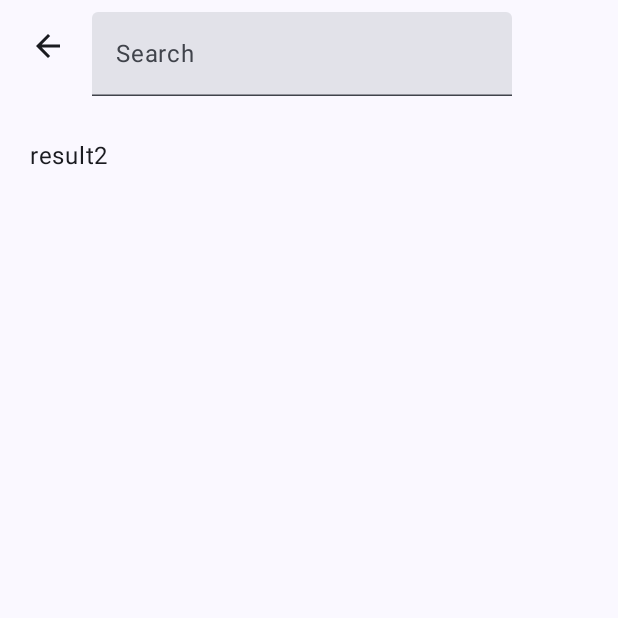
After one commit to ZaraB-hub/NotesApp, an Android app built with Jetpack Compose: the SearchScreen screen opened through its navigation route, on a phone screen of 412 x 824 dp, the top half of it. The commit adds this screen. Run offline under Robolectric (Android 15) with nearby library versions, the phone set to English and light mode, and no system bars.

Commit message:
SearchScreen

```diff
--- a/app/src/main/java/com/example/notesapp/HomeScreen.kt
+++ b/app/src/main/java/com/example/notesapp/HomeScreen.kt
@@ -1,8 +1,11 @@
 package com.example.notesapp
 
 import android.content.res.Configuration
+import android.widget.Toast
+import androidx.compose.foundation.ExperimentalFoundationApi
 import androidx.compose.foundation.background
-import androidx.compose.foundation.clickable
+import androidx.compose.foundation.border
+import androidx.compose.foundation.combinedClickable
 import androidx.compose.foundation.layout.*
 import androidx.compose.foundation.lazy.LazyColumn
 import androidx.compose.foundation.lazy.items
@@ -15,6 +18,9 @@ import androidx.compose.runtime.*
 import androidx.compose.ui.Alignment
 import androidx.compose.ui.Modifier
 import androidx.compose.ui.graphics.Color
+import androidx.compose.ui.input.pointer.pointerInput
+import androidx.compose.ui.layout.ModifierInfo
+import androidx.compose.ui.platform.LocalContext
 import androidx.compose.ui.text.font.FontWeight
 import androidx.compose.ui.text.style.TextOverflow
 import androidx.compose.ui.tooling.preview.Preview
@@ -35,10 +41,12 @@ fun HomeScreen(
 @Composable
 fun MyApp(navController: NavController,modifier: Modifier = Modifier) {
 
+    val noteRepository=NoteRepository(notesList)
+
     Surface(color = Color.Blue.copy(alpha = .1f)) {
         Box(modifier.fillMaxSize()) {
             Column(Modifier.fillMaxSize()) {
-                MainTopBar()
+                MainTopBar(navController=navController)
                 NotesList(notesList = notesList,navController=navController)
             }
             Row(
@@ -50,10 +58,8 @@ fun MyApp(navController: NavController,modifier: Modifier = Modifier) {
                 horizontalArrangement = Arrangement.End
             ) {
                 FloatingActionButton(onClick = {
-                    val newNote = Note()
-                    notesList.add(newNote)
+                    val newNote = noteRepository.addNewNote()
                     navController.currentBackStackEntry?.savedStateHandle?.set("note",newNote)
-//                    navController.currentBackStackEntry?.savedStateHandle?.remove<Note>("note")
                     navController.navigate(route=Screen.Note.route) }, shape = CircleShape, modifier = Modifier
                     .width(60.dp)
                     .height(60.dp), containerColor = Color.hsl(270f,0.5f,0.75f), contentColor = Color.White) {
@@ -65,16 +71,35 @@ fun MyApp(navController: NavController,modifier: Modifier = Modifier) {
 }
 
 
+@OptIn(ExperimentalFoundationApi::class)
 @Composable
 fun NoteCustom(note: Note,navController: NavController) {
+    val context  = LocalContext.current
+    val noteRepository=NoteRepository(notesList)
+
     Surface(
         color = Color.White,
         shape = RoundedCornerShape(15),
         modifier = Modifier
             .padding(vertical = 4.dp, horizontal = 8.dp)
-            .clickable {
-                navController.currentBackStackEntry?.savedStateHandle?.set("note",note)
-                navController.navigate(route = Screen.Note.route) }
+            .combinedClickable(
+                onClick = {
+                    navController.currentBackStackEntry?.savedStateHandle?.set("note", note)
+                    navController.navigate(route = Screen.Note.route)
+                },
+                onLongClick = {
+                    notesList.remove(note)
+                    Toast
+                        .makeText(
+                            context,
+                            "Note deleted",
+                            Toast.LENGTH_LONG
+                        )
+                        .show()
+                }
+            )
+
+
 
     ) {
         Column(
@@ -108,14 +133,14 @@ fun NoteCustom(note: Note,navController: NavController) {
 fun NotesList(notesList:List<Note>,navController: NavController){
     LazyColumn(contentPadding = PaddingValues(12.dp),
         verticalArrangement = Arrangement.spacedBy(4.dp)) {
-        items(notesList){
+        items(notesList ){
                 note->NoteCustom(note = note, navController = navController)
             // Divider(color=Color.LightGray.copy(alpha = 0.8f), thickness = 2.dp)
         }
     }
 }
 @Composable
-fun MainTopBar(){
+fun MainTopBar(navController: NavController){
     CenterAlignedTopAppBar(
         title = {
             Text(
@@ -126,7 +151,8 @@ fun MainTopBar(){
             )
         },
         navigationIcon = {
-            IconButton(onClick = { /* doSomething() */ }) {
+            var expanded by remember { mutableStateOf(false) }
+            IconButton(onClick = { expanded=true }) {
                 Icon(
                     imageVector = Icons.Filled.Menu,
                     contentDescription = "Localized description",
@@ -135,9 +161,10 @@ fun MainTopBar(){
 
                 )
             }
+
         },
         actions = {
-            IconButton(onClick = { /* doSomething() */ }) {
+            IconButton(onClick = { navController.navigate(route=Screen.Search.route) }) {
                 Icon(
                     imageVector = Icons.Filled.Search,
                     contentDescription = "Localized description",
@@ -193,3 +220,25 @@ fun Bottom(){
             }
 
         }
+
+
+@Preview (showSystemUi = true)
+@Composable
+fun NavDrawer(
+) {
+    Box(modifier = Modifier
+        .fillMaxHeight()
+        .width(300.dp)
+        .padding(top = 20.dp, end = 100.dp) ){
+        Column (modifier = Modifier.fillMaxWidth().padding(horizontal = 20.dp)){
+            Text(text = "NotesApp", fontSize = 20.sp,modifier = Modifier.padding(start = 10.dp))
+            Spacer(modifier = Modifier.padding(8.dp))
+            Divider(thickness = 0.5.dp,color = Color.Gray)
+            Spacer(modifier = Modifier.padding(7.dp))
+            Text(text = "Notes",modifier = Modifier.padding(start = 10.dp))
+            Spacer(modifier = Modifier.padding(5.dp))
+            Text(text = "Create/Edit folders",modifier = Modifier.padding(start = 10.dp))
+        }
+    }
+
+}
--- a/app/src/main/java/com/example/notesapp/NavGraph.kt
+++ b/app/src/main/java/com/example/notesapp/NavGraph.kt
@@ -17,10 +17,11 @@ fun SetupNavGraph(
 //        ){
 //            SplashScreen(navController=navController)
 //        }
-        composable(
-            route=Screen.Home.route
-        ){
+        composable(route=Screen.Home.route){
             HomeScreen(navController=navController)
+        }
+        composable(route=Screen.Search.route){
+            SearchScreen(navController=navController)
         }
         composable(
             route=Screen.Note.route
--- a/app/src/main/java/com/example/notesapp/Note.kt
+++ b/app/src/main/java/com/example/notesapp/Note.kt
@@ -14,7 +14,7 @@
 }
 
 var notesList = mutableListOf(
-    Note(title = "Bela", body = "My name is Bela", timestamp = Date()),
+    Note(title = "Bela", body = "My name is Bela", timestamp = Date(58437593)),
     Note(title = "Zara", body = "My name is Zara", timestamp = Date()),
     Note(title = "Zlatan", body = "My name is Zlatan", timestamp=Date())
 )
--- a/app/src/main/java/com/example/notesapp/Screen.kt
+++ b/app/src/main/java/com/example/notesapp/Screen.kt
@@ -4,4 +4,5 @@ sealed class Screen(val route:String){
     object Splash:Screen(route="splash_screen")
     object Home:Screen(route="home_screen")
     object Note:Screen(route = "note_screen")
+    object Search:Screen(route="search_screen")
 }
--- /dev/null
+++ b/app/src/main/java/com/example/notesapp/SearchScreen.kt
@@ -0,0 +1,82 @@
+package com.example.notesapp
+
+import androidx.compose.foundation.background
+import androidx.compose.foundation.layout.*
+import androidx.compose.material.icons.Icons
+import androidx.compose.material.icons.filled.ArrowBack
+import androidx.compose.material.icons.filled.Clear
+import androidx.compose.material.icons.filled.Delete
+import androidx.compose.material3.*
+import androidx.compose.runtime.*
+import androidx.compose.ui.Alignment
+import androidx.compose.ui.Modifier
+import androidx.compose.ui.graphics.Color
+import androidx.compose.ui.text.input.KeyboardType.Companion.Text
+import androidx.compose.ui.tooling.preview.Preview
+import androidx.compose.ui.unit.dp
+import androidx.navigation.NavController
+import androidx.navigation.compose.rememberNavController
+
+
+@Composable
+fun SearchScreen(navController: NavController){
+    Column(
+        Modifier
+            .fillMaxSize(),
+    ) {
+        SearchTop(navController = rememberNavController())
+        Results()
+    }
+}
+
+
+@Composable
+fun SearchTop(navController:NavController){
+    var searchTerm by remember { mutableStateOf("") }
+    Row(
+        modifier = Modifier
+            .fillMaxWidth()
+            .padding(8.dp),
+        verticalAlignment = Alignment.Top,
+        horizontalArrangement = Arrangement.spacedBy(5.dp)
+    ) {
+        IconButton(
+            onClick = { navController.popBackStack() },
+            modifier = Modifier
+                .height(25.dp)
+                .offset(y = 10.dp)
+        ) {
+            Icon(Icons.Filled.ArrowBack, contentDescription = "Localized description")
+        }
+
+        TextField(
+            value = searchTerm,
+            onValueChange = {
+                searchTerm = it
+            },
+            placeholder = { Text("Search") },
+            colors = TextFieldDefaults.textFieldColors(
+             //   backgroundColor = Color.White
+            ),
+            trailingIcon = {
+                if (searchTerm.isNotEmpty()) {
+                    IconButton(
+                        onClick = { searchTerm="" }
+                    ) {
+                        Icon(Icons.Filled.Clear, contentDescription = "Localized description")
+                    }
+                }
+            }
+        )
+    }
+}
+
+@Composable
+fun Results(){
+    Column(
+        Modifier
+            .padding(top = 20.dp, start = 20.dp)
+            .fillMaxWidth()) {
+        Text("result2")
+    }
+}
```
Also changed, not shown: app/src/main/java/com/example/notesapp/NoteScreen.kt (+24 -9 lines).
